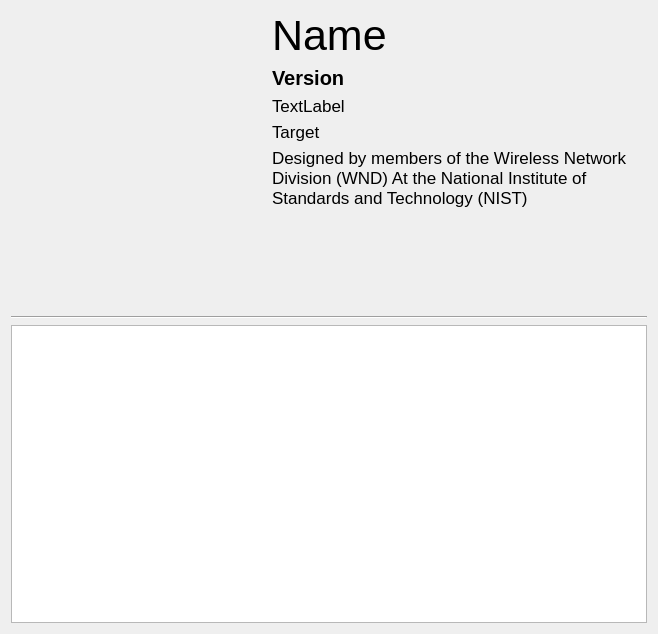
Above: src/window/about/AboutDialog.ui from usnistgov/NetSimulyzer before the change. Below: the same form after it.
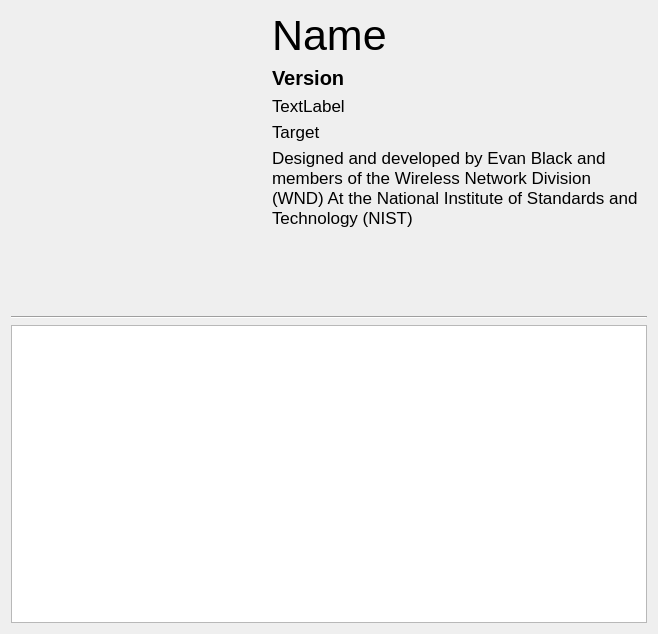
That is the form after the change. Icons and pictures are not drawn.

Commit message: Adjust attribution slightly

Patch:
```diff
--- a/src/window/about/AboutDialog.ui
+++ b/src/window/about/AboutDialog.ui
@@ -133,7 +133,7 @@
           </font>
          </property>
          <property name="text">
-          <string>Designed by members of the Wireless Network Division (WND) At the National Institute of Standards and Technology (NIST)</string>
+          <string>&lt;html&gt;&lt;head/&gt;&lt;body&gt;&lt;p&gt;Designed and developed by Evan Black and members of the Wireless Network Division (WND) At the National Institute of Standards and Technology (NIST)&lt;/p&gt;&lt;/body&gt;&lt;/html&gt;</string>
          </property>
          <property name="wordWrap">
           <bool>true</bool>
```
